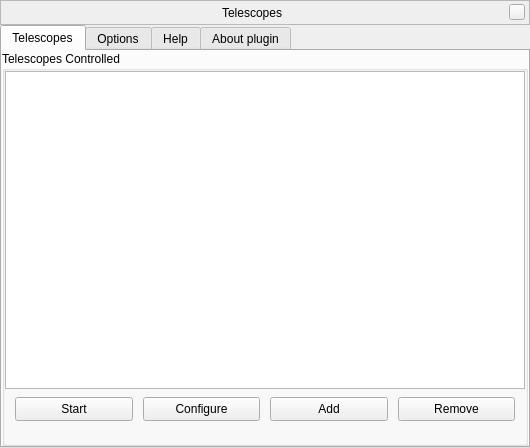
This is plugins/TelescopeControl/src/gui/telescopeDialog.ui in 519984307/stellarium_src as Qt 5 draws it before an edit. The edited form follows.
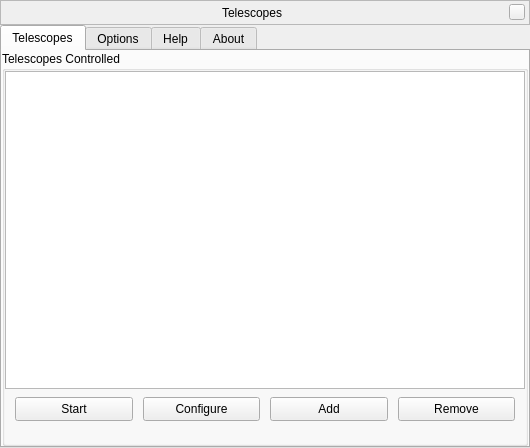
This is the edited form. The open tabs and pages were chosen to show the change. Icons and pictures are not drawn. Custom widgets are drawn as their Qt base class.

```diff
--- a/plugins/TelescopeControl/src/gui/telescopeDialog.ui
+++ b/plugins/TelescopeControl/src/gui/telescopeDialog.ui
@@ -609,7 +609,7 @@
      </widget>
      <widget class="QWidget" name="tabAbout">
       <attribute name="title">
-       <string>About plugin</string>
+       <string comment="tab in plugin windows">About</string>
       </attribute>
       <layout class="QVBoxLayout" name="verticalLayout">
        <item>
```
Left out of the diff: 3 changed lines with no effect on the pictures.
